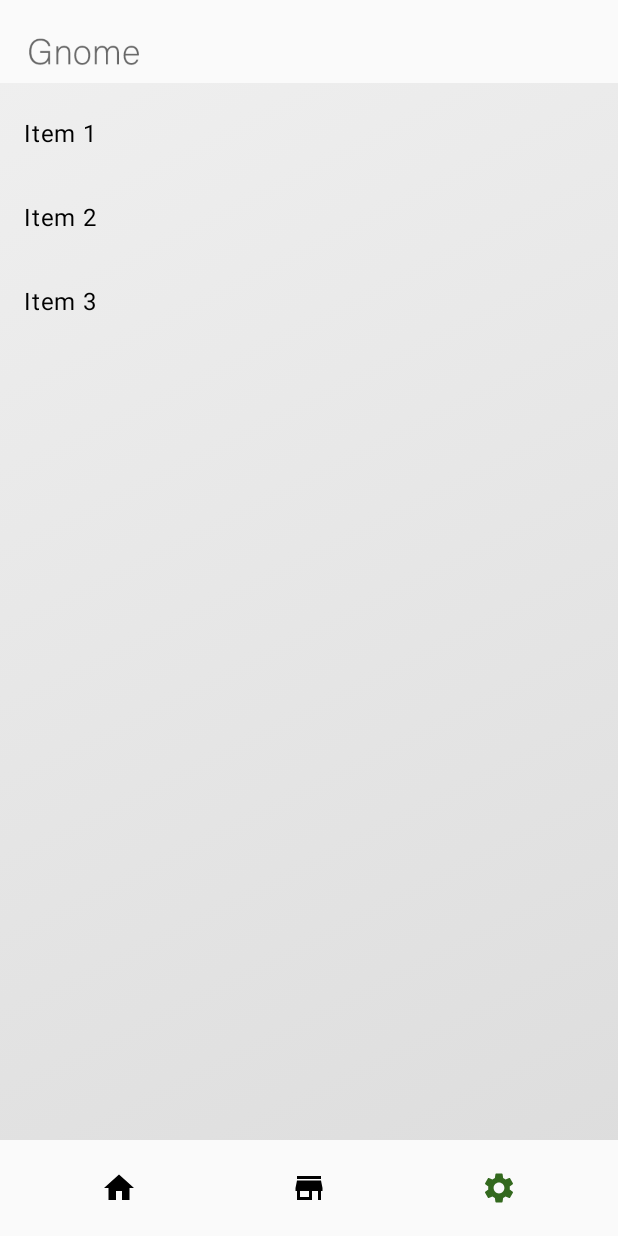
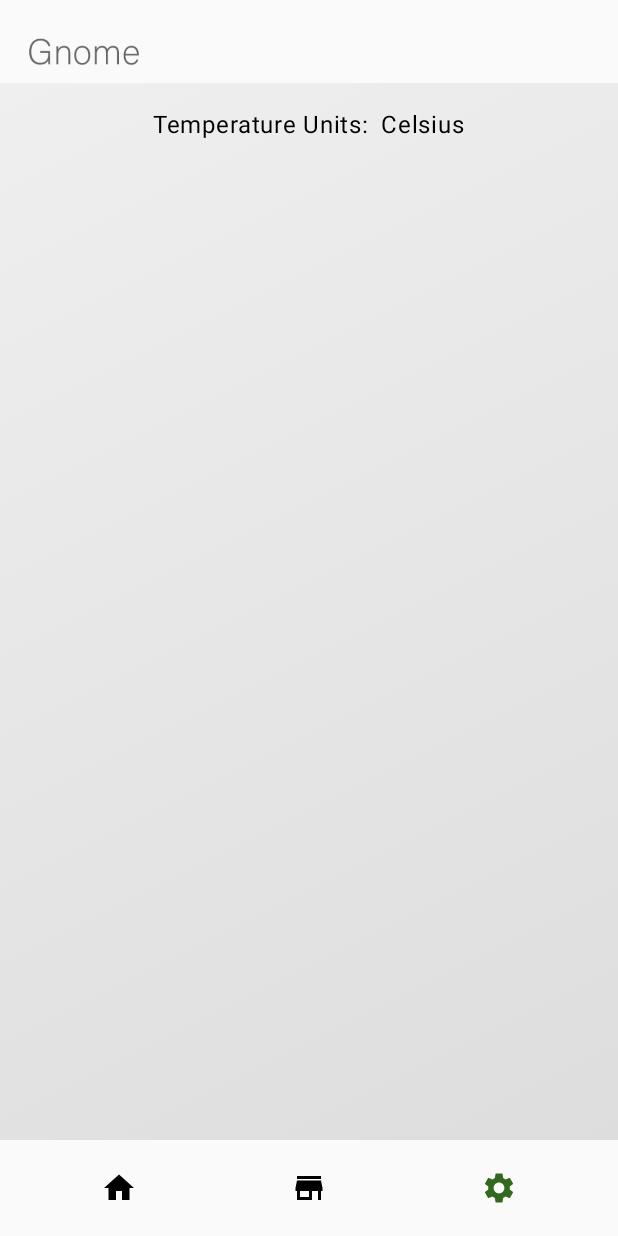
Before and after one commit to ztkent/gnome, an Android app built with Jetpack Compose: the SettingsScreen screen opened through its navigation route, on a phone screen of 412 x 824 dp. Run offline under Robolectric (Android 15) with nearby library versions, the phone set to English and light mode, and no system bars; our stand-ins replace constraintlayout-compose.

Commit message:
settings progress

```diff
--- a/client/app/src/main/java/com/ztkent/gnome/SunlightActivity_HomeScreen.kt
+++ b/client/app/src/main/java/com/ztkent/gnome/SunlightActivity_HomeScreen.kt
@@ -654,21 +654,23 @@ fun DeviceItem(device: Device, viewModel : DeviceListModel, navController: NavHo
             IconButton(
                 onClick = { navController.navigate("graph/${device.addr}") },
                 modifier = Modifier.weight(1f),
+                enabled = device.status.connected
             ) {
                 Icon(
                     painterResource(id = R.drawable.auto_graph_32),
                     contentDescription = "Notifications",
-                    tint = Color.Black
+                    tint = if (device.status.connected) Color.Black else Color.Gray
                 )
             }
             IconButton(
                 onClick = { showDownloadDialog = true },
                 modifier = Modifier.weight(1f),
+                enabled = device.status.connected
             ) {
                 Icon(
                     painterResource(id = R.drawable.download_32),
                     contentDescription = "Notifications",
-                    tint = Color.Black
+                    tint = if (device.status.connected) Color.Black else Color.Gray
                 )
             }
         }
--- a/client/app/src/main/java/com/ztkent/gnome/SunlightActivity_Settings.kt
+++ b/client/app/src/main/java/com/ztkent/gnome/SunlightActivity_Settings.kt
@@ -4,24 +4,32 @@ import android.content.ActivityNotFoundException
 import android.widget.Toast
 import androidx.compose.foundation.Image
 import androidx.compose.foundation.background
+import androidx.compose.foundation.clickable
 import androidx.compose.foundation.layout.Arrangement
 import androidx.compose.foundation.layout.Box
-import androidx.compose.foundation.layout.PaddingValues
+import androidx.compose.foundation.layout.Column
 import androidx.compose.foundation.layout.Row
+import androidx.compose.foundation.layout.Spacer
 import androidx.compose.foundation.layout.fillMaxHeight
 import androidx.compose.foundation.layout.fillMaxSize
 import androidx.compose.foundation.layout.fillMaxWidth
 import androidx.compose.foundation.layout.height
 import androidx.compose.foundation.layout.padding
-import androidx.compose.foundation.lazy.LazyColumn
-import androidx.compose.foundation.lazy.items
+import androidx.compose.foundation.layout.width
 import androidx.compose.material.icons.Icons
 import androidx.compose.material.icons.filled.Home
 import androidx.compose.material.icons.filled.Settings
+import androidx.compose.material3.DropdownMenu
+import androidx.compose.material3.DropdownMenuItem
 import androidx.compose.material3.Icon
 import androidx.compose.material3.IconButton
 import androidx.compose.material3.Text
 import androidx.compose.runtime.Composable
+import androidx.compose.runtime.getValue
+import androidx.compose.runtime.mutableStateOf
+import androidx.compose.runtime.remember
+import androidx.compose.runtime.setValue
+import androidx.compose.ui.Alignment
 import androidx.compose.ui.Modifier
 import androidx.compose.ui.graphics.Brush
 import androidx.compose.ui.graphics.Color
@@ -84,21 +92,52 @@ fun SettingsScreen(
                     )
                 }
 
-                LazyColumn(
+                Column(
                     modifier = Modifier
                         .constrainAs(settingsList) {
                             top.linkTo(header.bottom)
                             start.linkTo(parent.start)
                             end.linkTo(parent.end)
-                            bottom.linkTo(bottomBar.top)
                         }
-                        .fillMaxSize(),
-                    contentPadding = PaddingValues(top = 65.dp ,bottom = 65.dp)
+                        .fillMaxSize()
                 ) {
-                        items(listOf("Item 1", "Item 2", "Item 3")) { text ->
-                            Text(text = text, modifier = Modifier.padding(16.dp), color = Color.Black)
+                    var selectedUnit by remember { mutableStateOf("Celsius") }
+                    var expanded by remember { mutableStateOf(false) }
+                    Row(
+                        modifier = Modifier
+                            .padding(16.dp)
+                            .align(Alignment.CenterHorizontally),
+                        verticalAlignment = Alignment.CenterVertically
+                    ) {
+                        Text(text = "Temperature Units:", color = Color.Black)
+                        Spacer(modifier = Modifier.width(8.dp))
+                        Box {
+                            Text(
+                                text = selectedUnit,
+                                modifier = Modifier.clickable { expanded = !expanded },
+                                color = Color.Black
+                            )
+                            DropdownMenu(
+                                expanded = expanded,
+                                onDismissRequest = { expanded = false }
+                            ) {
+                                DropdownMenuItem(
+                                    text = { Text("Celsius") },
+                                    onClick = {
+                                        selectedUnit = "Celsius"
+                                        expanded = false
+                                    }
+                                )
+                                DropdownMenuItem(
+                                    text = { Text("Fahrenheit") },
+                                    onClick = {
+                                        selectedUnit = "Fahrenheit"
+                                        expanded = false
+                                    }
+                                )
+                            }
                         }
-
+                    }
                 }
 
                 Box(
```
Also changed, not shown: client/app/src/main/java/com/ztkent/gnome/SunlightActivity_DeviceSettings.kt (+47 -4 lines).
